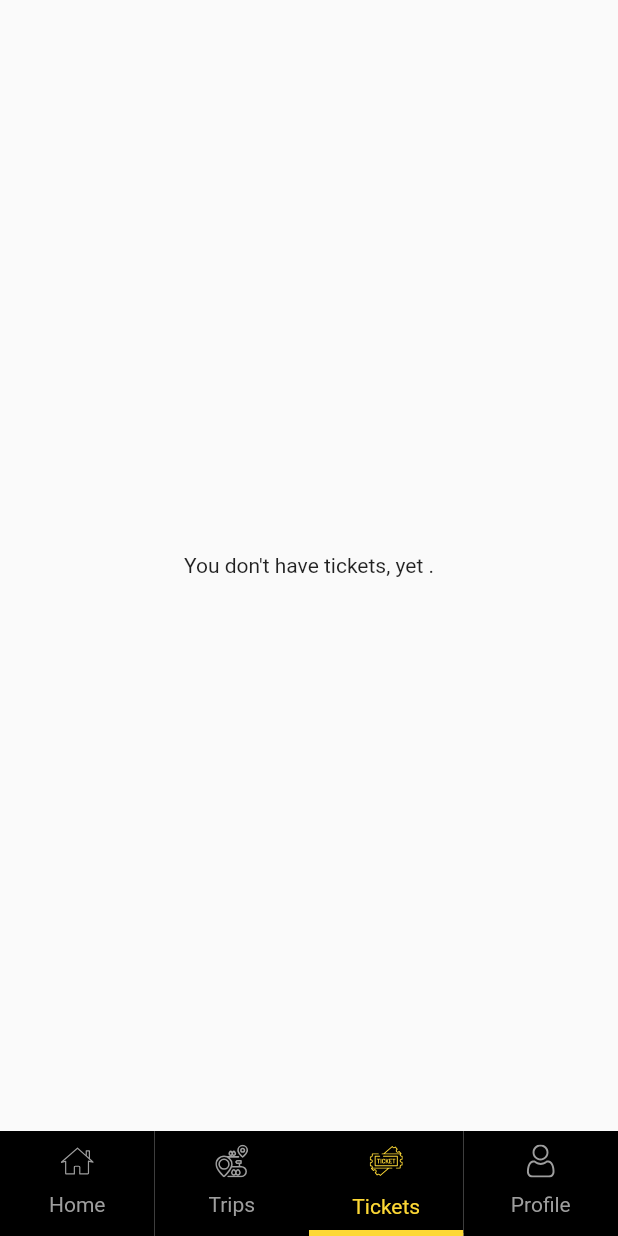
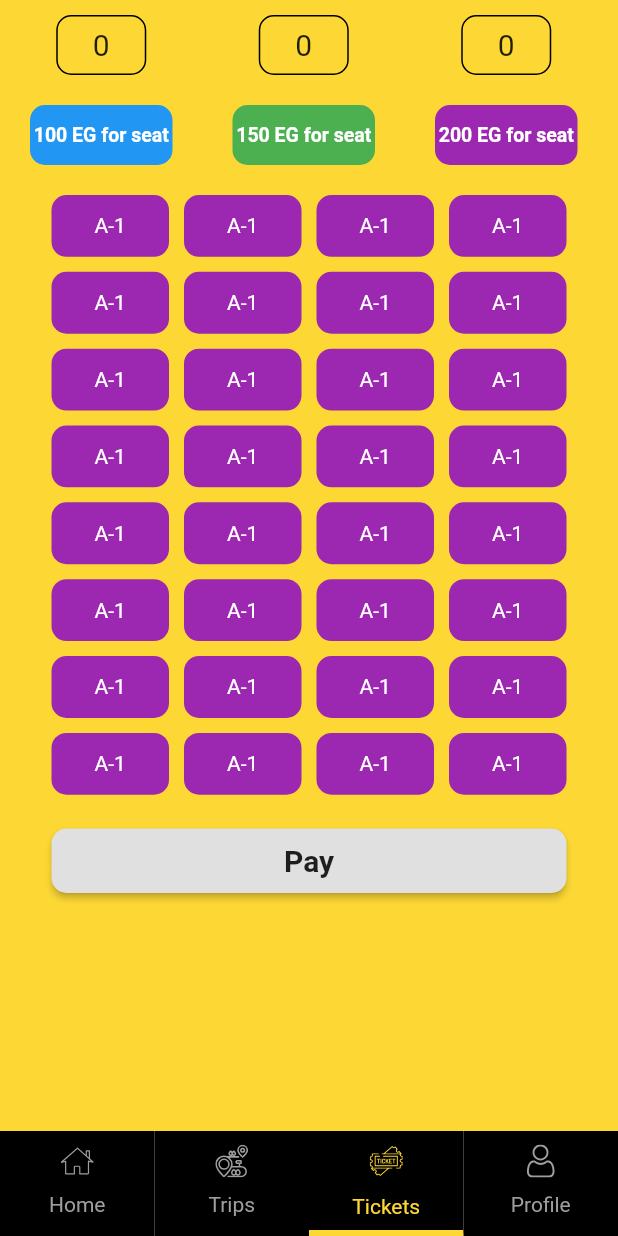
Before and after one commit to Nader15/railway_v1, a Flutter app: the HomePage screen opened directly, item 3 of the bottom bar chosen, on a phone screen of 412 x 824 dp. Run offline on Flutter 3.47's test engine with Material 2 defaults, Android fonts, the phone set to English and light mode, and no system bars; our stand-ins replace carousel_slider, flutter_svg.

Commit message:
tickets added

```diff
--- a/lib/ui/home_page.dart
+++ b/lib/ui/home_page.dart
@@ -2,6 +2,7 @@ import 'package:flutter/material.dart';
 import 'package:flutter_svg/flutter_svg.dart';
 import 'package:railway_v1/ui/home_screen.dart';
 import 'package:railway_v1/ui/profile.dart';
+import 'package:railway_v1/ui/tickets.dart';
 import 'package:railway_v1/ui/trips.dart';
 import 'package:railway_v1/utils/colors_file.dart';
 import 'package:railway_v1/utils/custom_widgets/custom_home_drawer.dart';
@@ -19,9 +20,7 @@ class _HomePageState extends State<HomePage> {
     final items = [
       HomeScreen(),
       Trips(),
-      Center(
-        child: Text("You don't have tickets, yet ."),
-      ),
+      Tickets(),
       Profile(),
     ];
     return Scaffold(
--- /dev/null
+++ b/lib/ui/tickets.dart
@@ -0,0 +1,185 @@
+import 'package:flutter/material.dart';
+import 'package:railway_v1/utils/colors_file.dart';
+
+class Tickets extends StatefulWidget {
+  @override
+  _TicketsState createState() => _TicketsState();
+}
+
+class _TicketsState extends State<Tickets> {
+  int purbleTicket = 0;
+
+  @override
+  Widget build(BuildContext context) {
+    return Scaffold(
+      backgroundColor: primaryAppColor,
+      body: SafeArea(
+        child: SingleChildScrollView(
+          child: Padding(
+            padding: const EdgeInsets.only(top: 10),
+            child: Column(
+              children: [
+                Row(
+                  // mainAxisAlignment: MainAxisAlignment.center,
+                  children: [
+                    Column(
+                      children: [
+                        Container(
+                          alignment: Alignment.center,
+                          width: 60,
+                          height: 40,
+                          decoration: BoxDecoration(
+                              border: Border.all(color: blackColor, width: 1),
+                              borderRadius: BorderRadius.circular(10)),
+                          child: Text(
+                            "0",
+                            style: TextStyle(fontSize: 20),
+                          ),
+                        ),
+                        Container(
+                          alignment: Alignment.center,
+                          margin: EdgeInsets.all(20),
+                          width: 95,
+                          height: 40,
+                          decoration: BoxDecoration(
+                              color: Colors.blue,
+                              borderRadius: BorderRadius.circular(10)),
+                          child: Text(
+                            "100 EG for seat",
+                            style: TextStyle(
+                                color: whiteColor,
+                                fontSize: 13,
+                                fontWeight: FontWeight.bold),
+                          ),
+                        ),
+                      ],
+                    ),
+                    Column(
+                      children: [
+                        Container(
+                          alignment: Alignment.center,
+                          width: 60,
+                          height: 40,
+                          decoration: BoxDecoration(
+                              border: Border.all(color: blackColor, width: 1),
+                              borderRadius: BorderRadius.circular(10)),
+                          child: Text(
+                            "0",
+                            style: TextStyle(fontSize: 20),
+                          ),
+                        ),
+                        Container(
+                          alignment: Alignment.center,
+                          margin: EdgeInsets.all(20),
+                          width: 95,
+                          height: 40,
+                          decoration: BoxDecoration(
+                              color: greenColor,
+                              borderRadius: BorderRadius.circular(10)),
+                          child: Text(
+                            "150 EG for seat",
+                            style: TextStyle(
+                                color: whiteColor,
+                                fontSize: 13,
+                                fontWeight: FontWeight.bold),
+                          ),
+                        ),
+                      ],
+                    ),
+                    Column(
+                      children: [
+                        Container(
+                          alignment: Alignment.center,
+                          width: 60,
+                          height: 40,
+                          decoration: BoxDecoration(
+                              border: Border.all(color: blackColor, width: 1),
+                              borderRadius: BorderRadius.circular(10)),
+                          child: Text(
+                            "${purbleTicket.toString()}",
+                            style: TextStyle(fontSize: 20),
+                          ),
+                        ),
+                        Container(
+                          alignment: Alignment.center,
+                          margin: EdgeInsets.all(20),
+                          width: 95,
+                          height: 40,
+                          decoration: BoxDecoration(
+                              color: Colors.purple,
+                              borderRadius: BorderRadius.circular(10)),
+                          child: Text(
+                            "200 EG for seat",
+                            style: TextStyle(
+                                color: whiteColor,
+                                fontSize: 13,
+                                fontWeight: FontWeight.bold),
+                          ),
+                        ),
+                      ],
+                    ),
+                  ],
+                ),
+                Container(
+                  width: MediaQuery.of(context).size.width / 1.2,
+                  child: GridView.builder(
+                    itemCount: 32,
+                    physics: ScrollPhysics(),
+                    // physics: NeverScrollableScrollPhysics(),
+                    shrinkWrap: true,
+                    gridDelegate: SliverGridDelegateWithFixedCrossAxisCount(
+                      crossAxisCount: 4,
+                      childAspectRatio: 1.9,
+                      mainAxisSpacing: 10,
+                      crossAxisSpacing: 10,
+                    ),
+                    itemBuilder: (context, index) {
+                      return GestureDetector(
+                        onTap: () {
+                          setState(() {
+                            purbleTicket++;
+                          });
+                        },
+                        child: Container(
+                          alignment: Alignment.center,
+                          width: 30,
+                          height: 10,
+                          decoration: BoxDecoration(
+                            color: Colors.purple,
+                            borderRadius: BorderRadius.circular(10),
+                          ),
+                          child: Text(
+                            "A-1",
+                            style: TextStyle(color: whiteColor),
+                          ),
+                        ),
+                      );
+                    },
+                  ),
+                ),
+                SizedBox(
+                  height: 20,
+                ),
+                RaisedButton(
+                  padding: EdgeInsets.only(top: 10, bottom: 10),
+                  onPressed: () {},
+                  child: Container(
+                    alignment: Alignment.center,
+                    width: MediaQuery.of(context).size.width / 1.2,
+                    child: Text(
+                      "Pay",
+                      style:
+                          TextStyle(fontSize: 20, fontWeight: FontWeight.bold),
+                    ),
+                  ),
+                  shape: RoundedRectangleBorder(
+                      borderRadius: BorderRadius.circular(10)),
+                ),
+              ],
+            ),
+          ),
+        ),
+      ),
+    );
+  }
+}
--- a/pubspec.yaml
+++ b/pubspec.yaml
@@ -4,7 +4,6 @@ description: A new Flutter application.
 # The following line prevents the package from being accidentally published to
 # pub.dev using `pub publish`. This is preferred for private packages.
 publish_to: 'none' # Remove this line if you wish to publish to pub.dev
-
 version: 1.0.0+1
 
 environment:
@@ -13,7 +12,6 @@ environment:
 dependencies:
   flutter:
     sdk: flutter
-
 
   # The following adds the Cupertino Icons font to your application.
   # Use with the CupertinoIcons class for iOS style icons.
```
Also changed, not shown: 6 other files.
